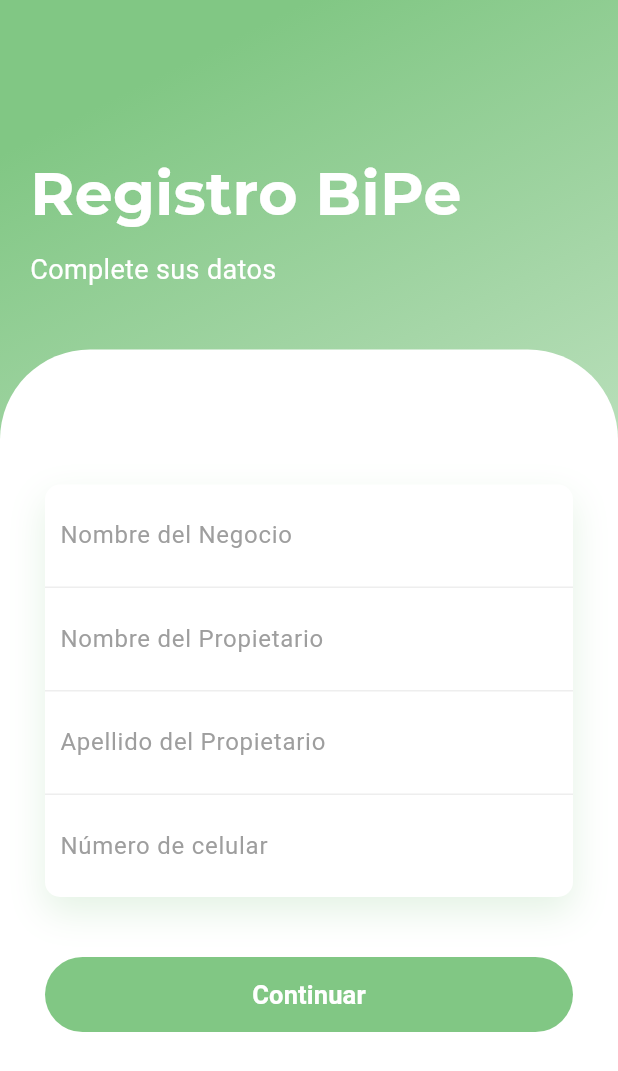
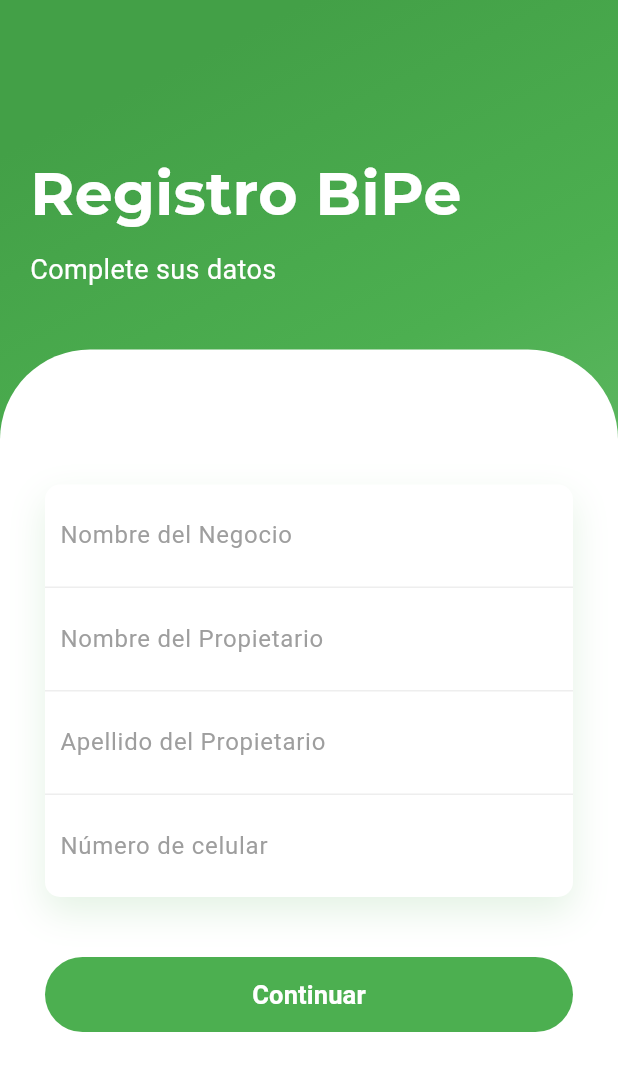
Before and after one commit to xpkevinxp/BiPE, a Flutter app: the screen it shows after launch, after a tap on "Regístrate aquí", on a phone screen of 412 x 824 dp. Shown: the top 1071 px of the screen. Run offline on Flutter 3.47's test engine with Material 3 defaults, Android fonts, the phone set to English and light mode, and no system bars; our stand-ins replace animate_do, connectivity_plus, flutter_local_notifications, google_fonts, shared_preferences; missing offline and left inert: flutter_foreground_task, in_app_update, notification_listener_service, signalr_netcore.

Commit message:
V1.2 Estable release

```diff
--- a/lib/screens/login_screen.dart
+++ b/lib/screens/login_screen.dart
@@ -73,9 +73,9 @@ class _LoginScreenState extends State<LoginScreen> {
           gradient: LinearGradient(
             begin: Alignment.topCenter,
             colors: [
-              Colors.green.shade300,
-              Colors.green.shade200,
-              Colors.green.shade100,
+              Colors.green.shade600,
+              Colors.green.shade500,
+              Colors.green.shade400,
             ]
           )
         ),
@@ -194,7 +194,7 @@ class _LoginScreenState extends State<LoginScreen> {
                               child: ElevatedButton(
                                 onPressed: _isLoading ? null : _login,
                                 style: ElevatedButton.styleFrom(
-                                  backgroundColor: Colors.green.shade300,
+                                  backgroundColor: Colors.green.shade500,
                                   shape: RoundedRectangleBorder(
                                     borderRadius: BorderRadius.circular(50),
                                   ),
@@ -240,7 +240,7 @@ class _LoginScreenState extends State<LoginScreen> {
                                   child: Text(
                                     "Regístrate aquí",
                                     style: TextStyle(
-                                      color: Colors.green.shade300,
+                                      color: Colors.green.shade400,
                                       fontWeight: FontWeight.bold,
                                     ),
                                   ),
--- a/lib/screens/register_screen.dart
+++ b/lib/screens/register_screen.dart
@@ -145,9 +145,9 @@ class _RegisterScreenState extends State<RegisterScreen> {
         width: double.infinity,
         decoration: BoxDecoration(
             gradient: LinearGradient(begin: Alignment.topCenter, colors: [
-          Colors.green.shade300,
-          Colors.green.shade200,
-          Colors.green.shade100,
+          Colors.green.shade600,
+          Colors.green.shade500,
+          Colors.green.shade400,
         ])),
         child: Column(
           crossAxisAlignment: CrossAxisAlignment.start,
@@ -226,7 +226,7 @@ class _RegisterScreenState extends State<RegisterScreen> {
                                           ? _handleFirstStep
                                           : _handleSecondStep),
                                   style: ElevatedButton.styleFrom(
-                                    backgroundColor: Colors.green.shade300,
+                                    backgroundColor: Colors.green.shade500,
                                     shape: RoundedRectangleBorder(
                                       borderRadius: BorderRadius.circular(50),
                                     ),
--- a/pubspec.yaml
+++ b/pubspec.yaml
@@ -16,7 +16,7 @@ publish_to: 'none' # Remove this line if you wish to publish to pub.dev
 # https://developer.apple.com/library/archive/documentation/General/Reference/InfoPlistKeyReference/Articles/CoreFoundationKeys.html
 # In Windows, build-name is used as the major, minor, and patch parts
 # of the product and file versions while build-number is used as the build suffix.
-version: 1.1.1+3
+version: 1.2.0+4
 
 environment:
   sdk: ^3.6.0-149.3.beta
@@ -45,6 +45,7 @@ dependencies:
   animate_do: ^3.0.2
   url_launcher: ^6.1.14
   flutter_local_notifications: ^18.0.1
+  in_app_update: ^4.2.3
 
 dev_dependencies:
   flutter_test:
```
Also changed, not shown: lib/screens/home_screen.dart (+112 -28 lines), pubspec.lock, 8 other files.
